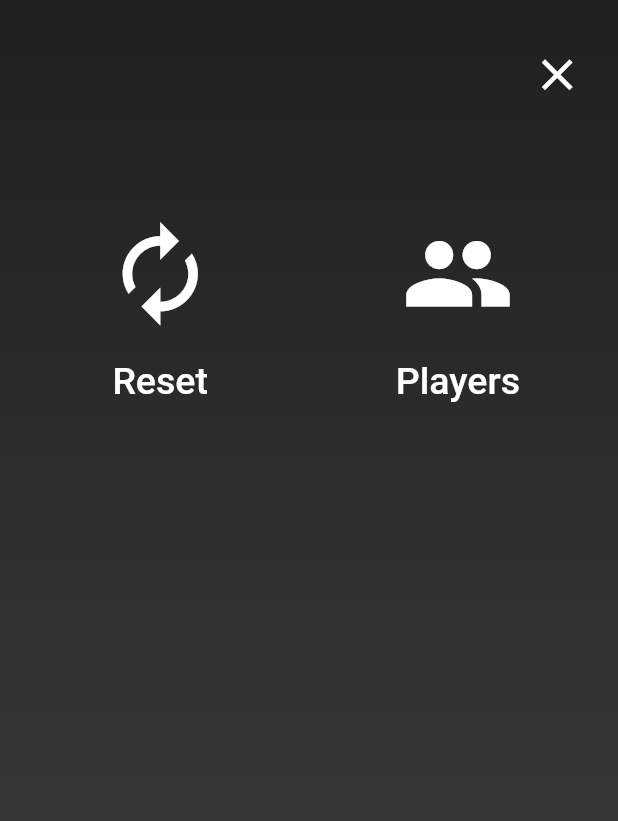
After one commit to silverlightning926/Lifely, a Flutter app: the SettingsScreen screen opened by its route, on a phone screen of 412 x 824 dp. The commit adds this screen. Shown: the top 821 px of the screen. Run offline on Flutter 3.47's test engine with Material 2 defaults, Android fonts, the phone set to English and light mode, and no system bars.

Commit message:
Added Settings Screen

```diff
--- a/lib/main.dart
+++ b/lib/main.dart
@@ -2,6 +2,7 @@ import 'package:flutter/material.dart';
 import 'package:lifely/screens/five_player_screen.dart';
 import 'package:lifely/screens/four_player_screen.dart';
 import 'package:lifely/screens/one_player_screen.dart';
+import 'package:lifely/screens/settings_screen.dart';
 import 'package:lifely/screens/six_player_screen.dart';
 import 'package:lifely/screens/three_player_screen.dart';
 import 'package:lifely/screens/two_player_screen.dart';
@@ -28,6 +29,7 @@ class Lifely extends StatelessWidget {
         '/four': (context) => const FourPlayerScreen(),
         '/five': (context) => const FivePlayerScreen(),
         '/six': (context) => const SixPlayerScreen(),
+        'settings': (context) => const SettingsScreen(),
       },
       home: const TwoPlayersScreen(),
     );
--- /dev/null
+++ b/lib/screens/settings_screen.dart
@@ -0,0 +1,107 @@
+import 'dart:ui';
+
+import 'package:flutter/material.dart';
+
+class SettingsScreen extends StatelessWidget {
+  const SettingsScreen({Key? key, this.resetRoute}) : super(key: key);
+
+  final String? resetRoute;
+
+  @override
+  Widget build(BuildContext context) {
+    return BackdropFilter(
+      filter: ImageFilter.blur(sigmaX: 20.0, sigmaY: 20.0),
+      child: Container(
+        decoration: const BoxDecoration(
+          gradient: LinearGradient(
+            begin: Alignment.topCenter,
+            end: Alignment.bottomCenter,
+            colors: [
+              Color(0xDF000000),
+              Color(0xBD000000),
+            ],
+          ),
+        ),
+        child: Scaffold(
+          backgroundColor: Colors.transparent,
+          appBar: AppBar(
+            actions: [
+              Padding(
+                padding: const EdgeInsets.only(top: 0.0, right: 15.0),
+                child: IconButton(
+                  iconSize: 35,
+                  onPressed: () {
+                    Navigator.pop(context);
+                  },
+                  icon: const Icon(
+                    Icons.close,
+                  ),
+                ),
+              ),
+            ],
+            toolbarHeight: 100,
+            automaticallyImplyLeading: false,
+            backgroundColor: Colors.transparent,
+            elevation: 0,
+            centerTitle: true,
+          ),
+          body: GridView.count(
+            mainAxisSpacing: 5.0,
+            crossAxisSpacing: 5.0,
+            padding: const EdgeInsets.all(10.0),
+            crossAxisCount: 2,
+            children: [
+              MaterialButton(
+                onPressed: () {
+                  Navigator.of(context)
+                      .pushNamedAndRemoveUntil(resetRoute!, (route) => false);
+                },
+                child: Column(
+                  mainAxisAlignment: MainAxisAlignment.center,
+                  children: const [
+                    Icon(
+                      Icons.autorenew,
+                      size: 75,
+                    ),
+                    SizedBox(
+                      height: 20,
+                    ),
+                    Text(
+                      'Reset',
+                      style: TextStyle(
+                        fontWeight: FontWeight.w500,
+                        fontSize: 25,
+                      ),
+                    ),
+                  ],
+                ),
+              ),
+              MaterialButton(
+                onPressed: () {},
+                child: Column(
+                  mainAxisAlignment: MainAxisAlignment.center,
+                  children: const [
+                    Icon(
+                      Icons.people,
+                      size: 75,
+                    ),
+                    SizedBox(
+                      height: 20,
+                    ),
+                    Text(
+                      'Players',
+                      style: TextStyle(
+                        fontWeight: FontWeight.w500,
+                        fontSize: 25,
+                      ),
+                    ),
+                  ],
+                ),
+              ),
+            ],
+          ),
+        ),
+      ),
+    );
+  }
+}
```
